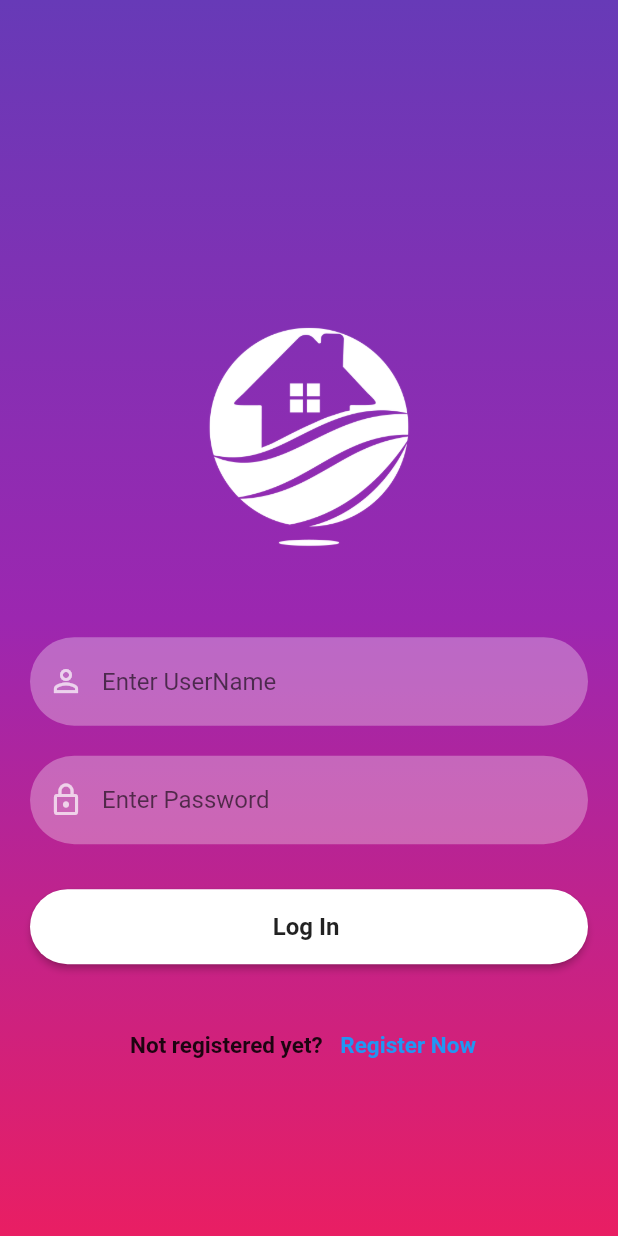
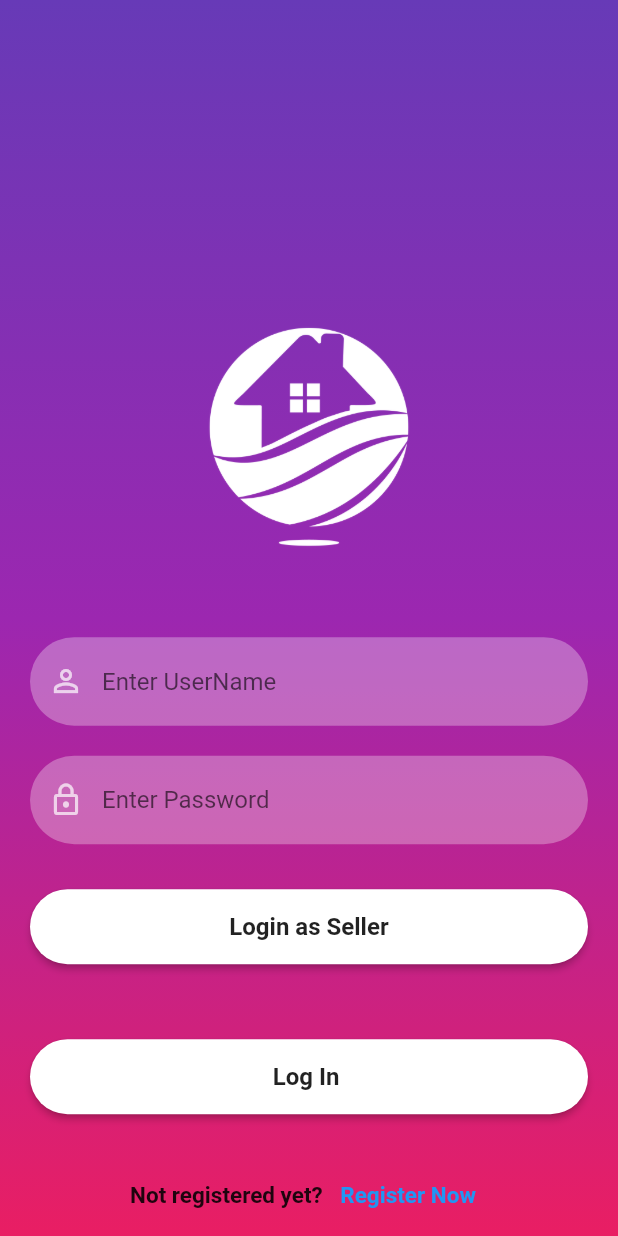
Before and after one commit to atifkhan77/Rentatouille, a Flutter app: the screen it shows after launch, on a phone screen of 412 x 824 dp. Run offline on Flutter 3.47's test engine with Material 2 defaults, Android fonts, the phone set to English and light mode, and no system bars; our stand-ins replace firebase_core; accounts and stored records are empty.

Commit message:
added login as seller

```diff
--- a/lib/screens/LoginScreen/login.dart
+++ b/lib/screens/LoginScreen/login.dart
@@ -42,6 +42,44 @@ class _LoginState extends State<Login> {
               const SizedBox(height: 20),
               reusableWidget("Enter Password", Icons.lock_outline, true,
                   _passwordController),
+              const SizedBox(
+                height: 20,
+              ),
+              Container(
+                width: width * 1,
+                height: 50,
+                margin: const EdgeInsets.fromLTRB(0, 10, 0, 20),
+                decoration: BoxDecoration(
+                  borderRadius: BorderRadius.circular(90),
+                ),
+                child: ElevatedButton(
+                  onPressed: () {},
+                  style: ButtonStyle(
+                    backgroundColor:
+                        MaterialStateProperty.resolveWith((states) {
+                      if (states.contains(MaterialState.pressed)) {
+                        return Colors.black26;
+                      }
+                      return Colors.white;
+                    }),
+                    shape: MaterialStateProperty.all<RoundedRectangleBorder>(
+                      const RoundedRectangleBorder(
+                        borderRadius: BorderRadius.all(
+                          Radius.circular(30),
+                        ),
+                      ),
+                    ),
+                  ),
+                  child: const Text(
+                    "Login as Seller",
+                    style: TextStyle(
+                      color: Colors.black87,
+                      fontSize: 16,
+                      fontWeight: FontWeight.bold,
+                    ),
+                  ),
+                ),
+              ),
               const SizedBox(height: 20),
               signInButton(context, true, () {}),
               const SizedBox(
@@ -68,7 +106,7 @@ class _LoginState extends State<Login> {
           onPressed: () {
             Navigator.of(context).push(
               MaterialPageRoute(
-                builder: (context) => SignUpScreen(),
+                builder: (context) => const SignUpScreen(),
               ),
             );
           },
```
